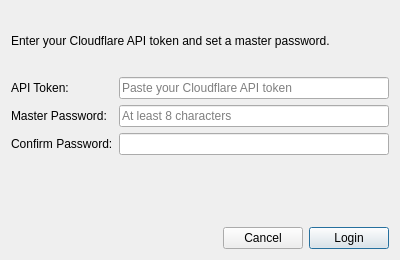
Qt form gui/ui/login_dialog.ui (dhivijit/dnsctl) before a commit.
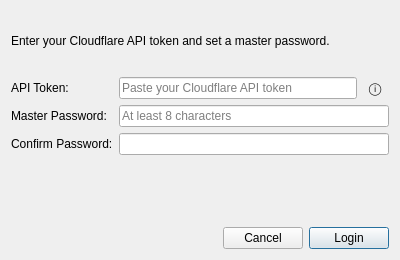
The same form after that commit.

Commit message: README added & Login guide added

```diff
--- a/gui/ui/login_dialog.ui
+++ b/gui/ui/login_dialog.ui
@@ -37,6 +37,11 @@
       </widget>
      </item>
      <item row="0" column="1">
+      <layout class="QHBoxLayout" name="tokenLayout">
+       <property name="spacing">
+        <number>4</number>
+       </property>
+       <item>
       <widget class="QLineEdit" name="tokenEdit">
        <property name="echoMode">
         <enum>QLineEdit::EchoMode::Password</enum>
@@ -45,6 +50,24 @@
         <string>Paste your Cloudflare API token</string>
        </property>
       </widget>
+       </item>
+       <item>
+        <widget class="QToolButton" name="helpButton">
+         <property name="text">
+          <string>ⓘ</string>
+         </property>
+         <property name="toolTip">
+          <string>How to create an API token</string>
+         </property>
+         <property name="autoRaise">
+          <bool>true</bool>
+         </property>
+         <property name="cursor">
+          <cursorShape>PointingHandCursor</cursorShape>
+         </property>
+        </widget>
+       </item>
+      </layout>
      </item>
      <item row="1" column="0">
       <widget class="QLabel" name="passwordLabel">
```
Lines whose indentation alone changed are shown as unchanged. The commit also changes 2 other files.
